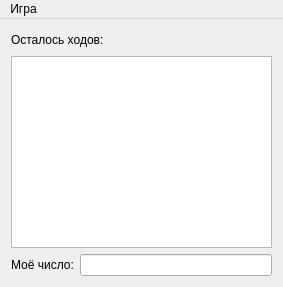
The window that bulls_and_cows/mainwindow.ui (dimV36/bulls_and_cows) describes before a commit, drawn with Qt 5.
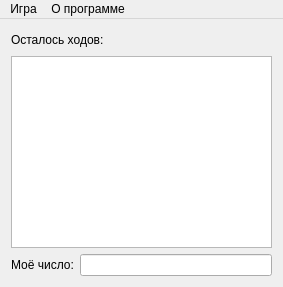
The same window after the commit. Icons and pictures are not drawn.

Patch:
```diff
--- a/bulls_and_cows/mainwindow.ui
+++ b/bulls_and_cows/mainwindow.ui
@@ -184,7 +184,15 @@
     <addaction name="action_level_complexity"/>
     <addaction name="action_exit"/>
    </widget>
+   <widget class="QMenu" name="menu_2">
+    <property name="title">
+     <string>О программе</string>
+    </property>
+    <addaction name="action_press_me"/>
+    <addaction name="action_version"/>
+   </widget>
    <addaction name="menu"/>
+   <addaction name="menu_2"/>
   </widget>
   <action name="action_level_complexity">
    <property name="icon">
```
Left out of the diff: 10 changed lines with no effect on the pictures.
